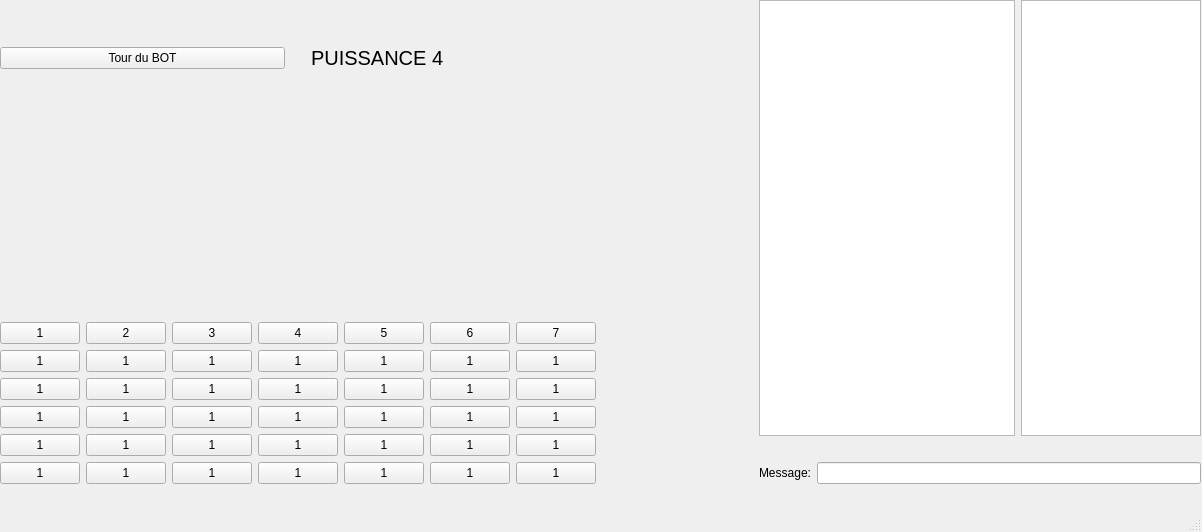
Old version of the form puissance4/mainwindow.ui in the repository rvasseur31/puissance-4.
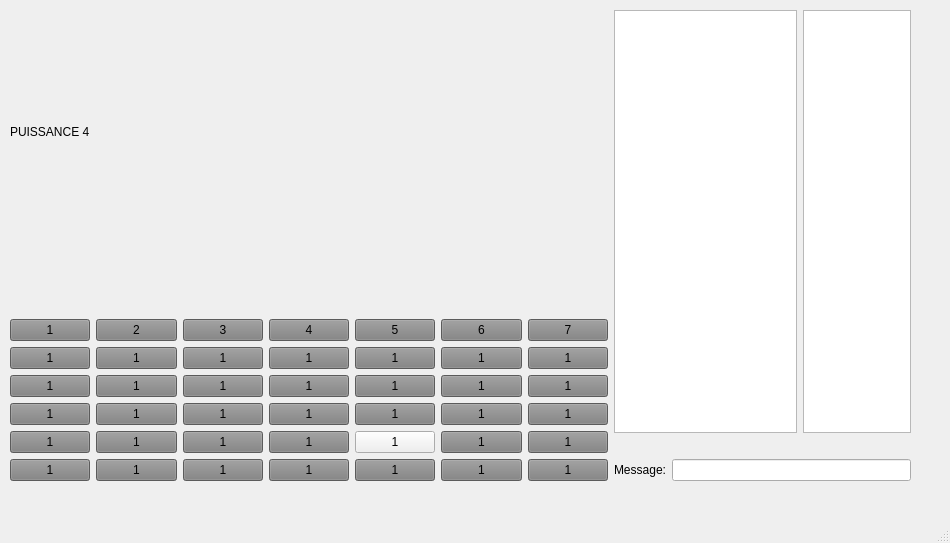
New version of the form.

Commit message: onclick color btn 1/2

The edit to the form file:
```diff
--- a/puissance4/mainwindow.ui
+++ b/puissance4/mainwindow.ui
@@ -6,8 +6,8 @@
    <rect>
     <x>0</x>
     <y>0</y>
-    <width>1202</width>
-    <height>532</height>
+    <width>950</width>
+    <height>543</height>
    </rect>
   </property>
   <property name="windowTitle">
@@ -17,59 +17,27 @@
    <widget class="QWidget" name="horizontalLayoutWidget">
     <property name="geometry">
      <rect>
-      <x>0</x>
-      <y>0</y>
-      <width>1201</width>
-      <height>484</height>
+      <x>10</x>
+      <y>10</y>
+      <width>901</width>
+      <height>471</height>
      </rect>
     </property>
     <layout class="QHBoxLayout" name="horizontalLayout">
      <item>
       <layout class="QVBoxLayout" name="verticalLayout">
        <item>
-        <layout class="QHBoxLayout" name="horizontalLayout_2">
-         <item>
-          <widget class="QPushButton" name="pushButton_8">
-           <property name="text">
-            <string>Tour du BOT</string>
-           </property>
-          </widget>
-         </item>
-         <item>
-          <spacer name="horizontalSpacer">
-           <property name="orientation">
-            <enum>Qt::Horizontal</enum>
-           </property>
-           <property name="sizeType">
-            <enum>QSizePolicy::Minimum</enum>
-           </property>
-           <property name="sizeHint" stdset="0">
-            <size>
-             <width>20</width>
-             <height>90</height>
-            </size>
-           </property>
-          </spacer>
-         </item>
-         <item>
-          <widget class="QLabel" name="label">
-           <property name="font">
-            <font>
-             <pointsize>15</pointsize>
-            </font>
-           </property>
-           <property name="cursor">
-            <cursorShape>PointingHandCursor</cursorShape>
-           </property>
-           <property name="text">
-            <string>PUISSANCE 4</string>
-           </property>
-           <property name="textFormat">
-            <enum>Qt::PlainText</enum>
-           </property>
-          </widget>
-         </item>
-        </layout>
+        <widget class="QLabel" name="label">
+         <property name="minimumSize">
+          <size>
+           <width>598</width>
+           <height>0</height>
+          </size>
+         </property>
+         <property name="text">
+          <string>PUISSANCE 4</string>
+         </property>
+        </widget>
        </item>
        <item>
         <spacer name="verticalSpacer">
@@ -77,307 +45,525 @@
           <enum>Qt::Vertical</enum>
          </property>
          <property name="sizeType">
-          <enum>QSizePolicy::Fixed</enum>
+          <enum>QSizePolicy::Minimum</enum>
          </property>
          <property name="sizeHint" stdset="0">
           <size>
-           <width>20</width>
-           <height>200</height>
+           <width>10</width>
+           <height>60</height>
           </size>
          </property>
         </spacer>
        </item>
        <item>
         <layout class="QGridLayout" name="gridLayout">
-         <item row="3" column="3">
-          <widget class="QPushButton" name="pushButton_31">
+         <item row="2" column="1">
+          <widget class="QPushButton" name="pushButton_10">
+           <property name="styleSheet">
+            <string notr="true">QPushButton {
+     background-color: grey;
+ }</string>
+           </property>
            <property name="text">
             <string>1</string>
            </property>
           </widget>
          </item>
-         <item row="0" column="2">
-          <widget class="QPushButton" name="pushButton_3">
+         <item row="6" column="3">
+          <widget class="QPushButton" name="pushButton_38">
+           <property name="styleSheet">
+            <string notr="true">QPushButton {
+     background-color: grey;
+ }</string>
+           </property>
            <property name="text">
-            <string>3</string>
+            <string>1</string>
            </property>
           </widget>
          </item>
-         <item row="4" column="1">
-          <widget class="QPushButton" name="pushButton_25">
+         <item row="2" column="3">
+          <widget class="QPushButton" name="pushButton_12">
+           <property name="styleSheet">
+            <string notr="true">QPushButton {
+     background-color: grey;
+ }</string>
+           </property>
            <property name="text">
             <string>1</string>
            </property>
           </widget>
          </item>
          <item row="2" column="5">
-          <widget class="QPushButton" name="pushButton_24">
-           <property name="text">
-            <string>1</string>
-           </property>
-          </widget>
-         </item>
-         <item row="3" column="6">
-          <widget class="QPushButton" name="pushButton_34">
-           <property name="text">
-            <string>1</string>
-           </property>
-          </widget>
-         </item>
-         <item row="0" column="6">
-          <widget class="QPushButton" name="pushButton_6">
-           <property name="text">
-            <string>7</string>
-           </property>
-          </widget>
-         </item>
-         <item row="1" column="5">
           <widget class="QPushButton" name="pushButton_14">
+           <property name="styleSheet">
+            <string notr="true">QPushButton {
+     background-color: grey;
+ }</string>
+           </property>
            <property name="text">
             <string>1</string>
            </property>
           </widget>
          </item>
-         <item row="3" column="0">
+         <item row="4" column="1">
+          <widget class="QPushButton" name="pushButton_18">
+           <property name="styleSheet">
+            <string notr="true">QPushButton {
+     background-color: grey;
+ }</string>
+           </property>
+           <property name="text">
+            <string>1</string>
+           </property>
+          </widget>
+         </item>
+         <item row="5" column="0">
+          <widget class="QPushButton" name="pushButton_29">
+           <property name="styleSheet">
+            <string notr="true">QPushButton {
+     background-color: grey;
+ }</string>
+           </property>
+           <property name="text">
+            <string>1</string>
+           </property>
+          </widget>
+         </item>
+         <item row="4" column="0">
           <widget class="QPushButton" name="pushButton_19">
-           <property name="text">
-            <string>1</string>
+           <property name="styleSheet">
+            <string notr="true">QPushButton {
+     background-color: grey;
+ }</string>
            </property>
-          </widget>
-         </item>
-         <item row="0" column="5">
-          <widget class="QPushButton" name="pushButton_7">
-           <property name="text">
-            <string>6</string>
-           </property>
-          </widget>
-         </item>
-         <item row="3" column="4">
-          <widget class="QPushButton" name="pushButton_32">
            <property name="text">
             <string>1</string>
            </property>
           </widget>
          </item>
          <item row="2" column="4">
-          <widget class="QPushButton" name="pushButton_23">
-           <property name="text">
-            <string>1</string>
+          <widget class="QPushButton" name="pushButton_13">
+           <property name="styleSheet">
+            <string notr="true">QPushButton {
+     background-color: grey;
+ }</string>
            </property>
-          </widget>
-         </item>
-         <item row="4" column="2">
-          <widget class="QPushButton" name="pushButton_28">
            <property name="text">
             <string>1</string>
            </property>
           </widget>
          </item>
-         <item row="4" column="4">
-          <widget class="QPushButton" name="pushButton_26">
-           <property name="text">
-            <string>1</string>
-           </property>
-          </widget>
-         </item>
-         <item row="1" column="2">
-          <widget class="QPushButton" name="pushButton_9">
-           <property name="text">
-            <string>1</string>
-           </property>
-          </widget>
-         </item>
-         <item row="4" column="0">
-          <widget class="QPushButton" name="pushButton_29">
-           <property name="text">
-            <string>1</string>
-           </property>
-          </widget>
-         </item>
-         <item row="1" column="6">
-          <widget class="QPushButton" name="pushButton_15">
-           <property name="text">
-            <string>1</string>
-           </property>
-          </widget>
-         </item>
-         <item row="1" column="0">
-          <widget class="QPushButton" name="pushButton_16">
-           <property name="text">
-            <string>1</string>
-           </property>
-          </widget>
-         </item>
-         <item row="4" column="5">
-          <widget class="QPushButton" name="pushButton_43">
-           <property name="text">
-            <string>1</string>
-           </property>
-          </widget>
-         </item>
-         <item row="2" column="0">
-          <widget class="QPushButton" name="pushButton_11">
-           <property name="text">
-            <string>1</string>
-           </property>
-          </widget>
-         </item>
-         <item row="4" column="3">
-          <widget class="QPushButton" name="pushButton_27">
-           <property name="text">
-            <string>1</string>
-           </property>
-          </widget>
-         </item>
-         <item row="2" column="2">
-          <widget class="QPushButton" name="pushButton_21">
-           <property name="text">
-            <string>1</string>
-           </property>
-          </widget>
-         </item>
-         <item row="0" column="3">
-          <widget class="QPushButton" name="pushButton_4">
-           <property name="text">
-            <string>4</string>
-           </property>
-          </widget>
-         </item>
-         <item row="0" column="4">
+         <item row="1" column="4">
           <widget class="QPushButton" name="pushButton_5">
+           <property name="styleSheet">
+            <string notr="true">QPushButton {
+     background-color: grey;
+ }</string>
+           </property>
            <property name="text">
             <string>5</string>
            </property>
           </widget>
          </item>
-         <item row="3" column="5">
+         <item row="1" column="6">
+          <widget class="QPushButton" name="pushButton_6">
+           <property name="styleSheet">
+            <string notr="true">QPushButton {
+     background-color: grey;
+ }</string>
+           </property>
+           <property name="text">
+            <string>7</string>
+           </property>
+          </widget>
+         </item>
+         <item row="5" column="4">
+          <widget class="QPushButton" name="pushButton_26">
+           <property name="styleSheet">
+            <string notr="true">QPushButton {
+     background-color: grey;
+ }v</string>
+           </property>
+           <property name="text">
+            <string>1</string>
+           </property>
+          </widget>
+         </item>
+         <item row="6" column="4">
+          <widget class="QPushButton" name="pushButton_37">
+           <property name="styleSheet">
+            <string notr="true">QPushButton {
+     background-color: grey;
+ }</string>
+           </property>
+           <property name="text">
+            <string>1</string>
+           </property>
+          </widget>
+         </item>
+         <item row="5" column="3">
+          <widget class="QPushButton" name="pushButton_27">
+           <property name="styleSheet">
+            <string notr="true">QPushButton {
+     background-color: grey;
+ }</string>
+           </property>
+           <property name="text">
+            <string>1</string>
+           </property>
+          </widget>
+         </item>
+         <item row="6" column="0">
+          <widget class="QPushButton" name="pushButton_41">
+           <property name="styleSheet">
+            <string notr="true">QPushButton {
+     background-color: grey;
+ }</string>
+           </property>
+           <property name="text">
+            <string>1</string>
+           </property>
+          </widget>
+         </item>
+         <item row="6" column="1">
+          <widget class="QPushButton" name="pushButton_40">
+           <property name="styleSheet">
+            <string notr="true">QPushButton {
+     background-color: grey;
+ }</string>
+           </property>
+           <property name="text">
+            <string>1</string>
+           </property>
+          </widget>
+         </item>
+         <item row="4" column="5">
           <widget class="QPushButton" name="pushButton_33">
+           <property name="styleSheet">
+            <string notr="true">QPushButton {
+     background-color: grey;
+ }</string>
+           </property>
            <property name="text">
             <string>1</string>
            </property>
           </widget>
          </item>
-         <item row="2" column="3">
-          <widget class="QPushButton" name="pushButton_22">
+         <item row="6" column="2">
+          <widget class="QPushButton" name="pushButton_39">
+           <property name="styleSheet">
+            <string notr="true">QPushButton {
+     background-color: grey;
+ }</string>
+           </property>
            <property name="text">
             <string>1</string>
            </property>
           </widget>
          </item>
-         <item row="0" column="1">
+         <item row="5" column="2">
+          <widget class="QPushButton" name="pushButton_28">
+           <property name="styleSheet">
+            <string notr="true">QPushButton {
+     background-color: grey;
+ }QPushButton {
+     background-color: grey;
+ }</string>
+           </property>
+           <property name="text">
+            <string>1</string>
+           </property>
+          </widget>
+         </item>
+         <item row="5" column="1">
+          <widget class="QPushButton" name="pushButton_25">
+           <property name="styleSheet">
+            <string notr="true">QPushButton {
+     background-color: grey;
+ }</string>
+           </property>
+           <property name="text">
+            <string>1</string>
+           </property>
+          </widget>
+         </item>
+         <item row="1" column="1">
           <widget class="QPushButton" name="pushButton_2">
+           <property name="styleSheet">
+            <string notr="true">QPushButton {
+     background-color: grey;
+ }
+ QPushButton:pressed {
+     background-color: blue;    
+ }</string>
+           </property>
            <property name="text">
             <string>2</string>
            </property>
           </widget>
          </item>
          <item row="4" column="6">
-          <widget class="QPushButton" name="pushButton_42">
+          <widget class="QPushButton" name="pushButton_34">
+           <property name="styleSheet">
+            <string notr="true">QPushButton {
+     background-color: grey;
+ }</string>
+           </property>
            <property name="text">
             <string>1</string>
            </property>
           </widget>
          </item>
-         <item row="3" column="2">
+         <item row="4" column="2">
           <widget class="QPushButton" name="pushButton_30">
+           <property name="styleSheet">
+            <string notr="true">QPushButton {
+     background-color: grey;
+ }</string>
+           </property>
            <property name="text">
             <string>1</string>
            </property>
           </widget>
          </item>
-         <item row="1" column="1">
-          <widget class="QPushButton" name="pushButton_10">
+         <item row="3" column="5">
+          <widget class="QPushButton" name="pushButton_24">
+           <property name="styleSheet">
+            <string notr="true">QPushButton {
+     background-color: grey;
+ }</string>
+           </property>
            <property name="text">
             <string>1</string>
            </property>
           </widget>
          </item>
-         <item row="3" column="1">
-          <widget class="QPushButton" name="pushButton_18">
+         <item row="3" column="2">
+          <widget class="QPushButton" name="pushButton_21">
+           <property name="styleSheet">
+            <string notr="true">QPushButton {
+     background-color: grey;
+ }</string>
+           </property>
            <property name="text">
             <string>1</string>
            </property>
           </widget>
          </item>
-         <item row="2" column="6">
+         <item row="1" column="2">
+          <widget class="QPushButton" name="pushButton_3">
+           <property name="styleSheet">
+            <string notr="true">QPushButton {
+     background-color: grey;
+ }</string>
+           </property>
+           <property name="text">
+            <string>3</string>
+           </property>
+          </widget>
+         </item>
+         <item row="2" column="0">
+          <widget class="QPushButton" name="pushButton_16">
+           <property name="styleSheet">
+            <string notr="true">QPushButton {
+     background-color: grey;
+ }</string>
+           </property>
+           <property name="text">
+            <string>1</string>
+           </property>
+          </widget>
+         </item>
+         <item row="5" column="6">
+          <widget class="QPushButton" name="pushButton_42">
+           <property name="styleSheet">
+            <string notr="true">QPushButton {
+     background-color: grey;
+ }</string>
+           </property>
+           <property name="text">
+            <string>1</string>
+           </property>
+          </widget>
+         </item>
+         <item row="1" column="5">
+          <widget class="QPushButton" name="pushButton_7">
+           <property name="styleSheet">
+            <string notr="true">QPushButton {
+     background-color: grey;
+ }</string>
+           </property>
+           <property name="text">
+            <string>6</string>
+           </property>
+          </widget>
+         </item>
+         <item row="4" column="3">
+          <widget class="QPushButton" name="pushButton_31">
+           <property name="styleSheet">
+            <string notr="true">QPushButton {
+     background-color: grey;
+ }</string>
+           </property>
+           <property name="text">
+            <string>1</string>
+           </property>
+          </widget>
+         </item>
+         <item row="1" column="3">
+          <widget class="QPushButton" name="pushButton_4">
+           <property name="styleSheet">
+            <string notr="true">QPushButton {
+     background-color: grey;
+ }</string>
+           </property>
+           <property name="text">
+            <string>4</string>
+           </property>
+          </widget>
+         </item>
+         <item row="3" column="3">
+          <widget class="QPushButton" name="pushButton_22">
+           <property name="styleSheet">
+            <string notr="true">QPushButton {
+     background-color: grey;
+ }</string>
+           </property>
+           <property name="text">
+            <string>1</string>
+           </property>
+          </widget>
+         </item>
+         <item row="3" column="6">
           <widget class="QPushButton" name="pushButton_17">
+           <property name="styleSheet">
+            <string notr="true">QPushButton {
+     background-color: grey;
+ }</string>
+           </property>
            <property name="text">
             <string>1</string>
            </property>
           </widget>
          </item>
-         <item row="0" column="0">
+         <item row="2" column="6">
+          <widget class="QPushButton" name="pushButton_15">
+           <property name="styleSheet">
+            <string notr="true">QPushButton {
+     background-color: grey;
+ }</string>
+           </property>
+           <property name="text">
+            <string>1</string>
+           </property>
+          </widget>
+         </item>
+         <item row="6" column="5">
+          <widget class="QPushButton" name="pushButton_36">
+           <property name="styleSheet">
+            <string notr="true">QPushButton {
+     background-color: grey;
+ }</string>
+           </property>
+           <property name="text">
+            <string>1</string>
+           </property>
+          </widget>
+         </item>
+         <item row="5" column="5">
+          <widget class="QPushButton" name="pushButton_43">
+           <property name="styleSheet">
+            <string notr="true">QPushButton {
+     background-color: grey;
+ }</string>
+           </property>
+           <property name="text">
+            <string>1</string>
+           </property>
+          </widget>
+         </item>
+         <item row="3" column="0">
+          <widget class="QPushButton" name="pushButton_11">
+           <property name="styleSheet">
+            <string notr="true">QPushButton {
+     background-color: grey;
+ }</string>
+           </property>
+           <property name="text">
+            <string>1</string>
+           </property>
+          </widget>
+         </item>
+         <item row="4" column="4">
+          <widget class="QPushButton" name="pushButton_32">
+           <property name="styleSheet">
+            <string notr="true">QPushButton {
+     background-color: grey;
+ }</string>
+           </property>
+           <property name="text">
+            <string>1</string>
+           </property>
+          </widget>
+         </item>
+         <item row="2" column="2">
+          <widget class="QPushButton" name="pushButton_9">
+           <property name="styleSheet">
+            <string notr="true">QPushButton {
+     background-color: grey;
+ }</string>
+           </property>
+           <property name="text">
+            <string>1</string>
+           </property>
+          </widget>
+         </item>
+         <item row="1" column="0">
           <widget class="QPushButton" name="pushButton_1">
-           <property name="text">
-            <string>1</string>
+           <property name="styleSheet">
+            <string notr="true">QPushButton {
+     background-color: grey;
+ }
+ QPushButton:pressed {
+     background-color: rgb(224, 0, 0);    
+ }</string>
            </property>
-          </widget>
-         </item>
-         <item row="1" column="4">
-          <widget class="QPushButton" name="pushButton_13">
            <property name="text">
             <string>1</string>
            </property>
           </widget>
          </item>
-         <item row="1" column="3">
-          <widget class="QPushButton" name="pushButton_12">
-           <property name="text">
-            <string>1</string>
-           </property>
-          </widget>
-         </item>
-         <item row="2" column="1">
+         <item row="3" column="1">
           <widget class="QPushButton" name="pushButton_20">
-           <property name="text">
-            <string>1</string>
+           <property name="styleSheet">
+            <string notr="true">QPushButton {
+     background-color: grey;
+ }</string>
            </property>
-          </widget>
-         </item>
-         <item row="5" column="0">
-          <widget class="QPushButton" name="pushButton_41">
            <property name="text">
             <string>1</string>
            </property>
           </widget>
          </item>
-         <item row="5" column="1">
-          <widget class="QPushButton" name="pushButton_40">
-           <property name="text">
-            <string>1</string>
+         <item row="3" column="4">
+          <widget class="QPushButton" name="pushButton_23">
+           <property name="styleSheet">
+            <string notr="true">QPushButton {
+     background-color: grey;
+ }</string>
            </property>
-          </widget>
-         </item>
-         <item row="5" column="2">
-          <widget class="QPushButton" name="pushButton_39">
            <property name="text">
             <string>1</string>
            </property>
           </widget>
          </item>
-         <item row="5" column="3">
-          <widget class="QPushButton" name="pushButton_38">
-           <property name="text">
-            <string>1</string>
-           </property>
-          </widget>
-         </item>
-         <item row="5" column="4">
-          <widget class="QPushButton" name="pushButton_37">
-           <property name="text">
-            <string>1</string>
-           </property>
-          </widget>
-         </item>
-         <item row="5" column="5">
-          <widget class="QPushButton" name="pushButton_36">
-           <property name="text">
-            <string>1</string>
-           </property>
-          </widget>
-         </item>
-         <item row="5" column="6">
+         <item row="6" column="6">
           <widget class="QPushButton" name="pushButton_35">
+           <property name="styleSheet">
+            <string notr="true">QPushButton {
+     background-color: grey;
+ }</string>
+           </property>
            <property name="text">
             <string>1</string>
            </property>
@@ -387,19 +573,6 @@
        </item>
       </layout>
      </item>
-     <item>
-      <spacer name="horizontalSpacer_3">
-       <property name="orientation">
-        <enum>Qt::Horizontal</enum>
-       </property>
-       <property name="sizeHint" stdset="0">
-        <size>
-         <width>40</width>
-         <height>20</height>
-        </size>
-       </property>
-      </spacer>
-     </item>
      <item>
       <layout class="QVBoxLayout" name="verticalLayout_3">
        <item>
```
Left out of the diff: 4 changed lines with no effect on the pictures. The commit also changes 3 other files.
